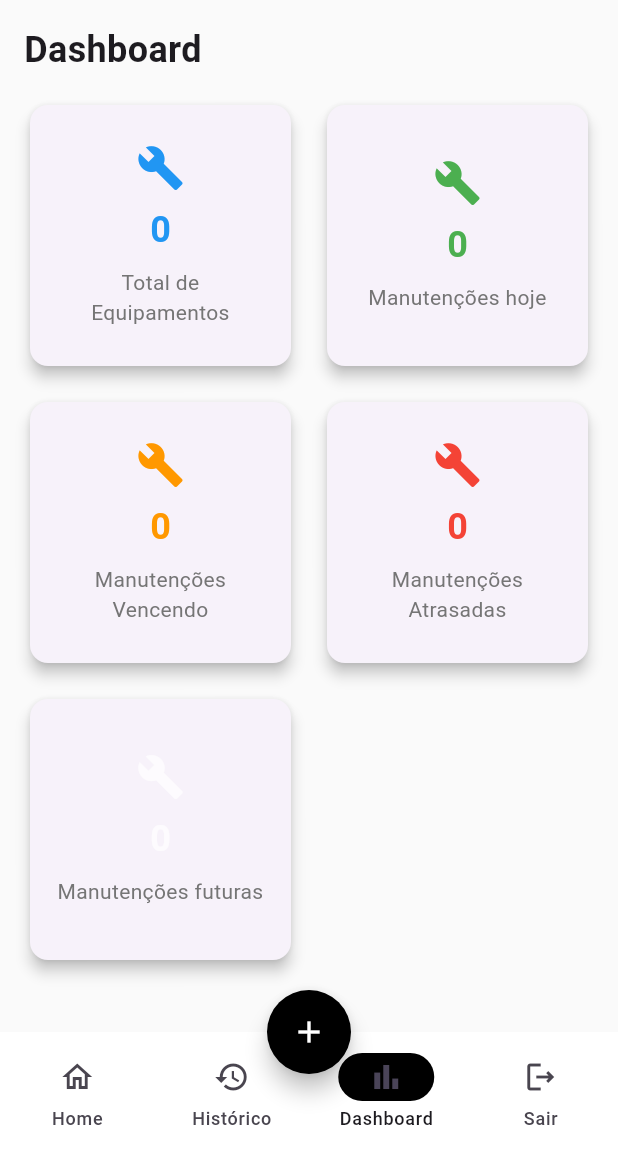
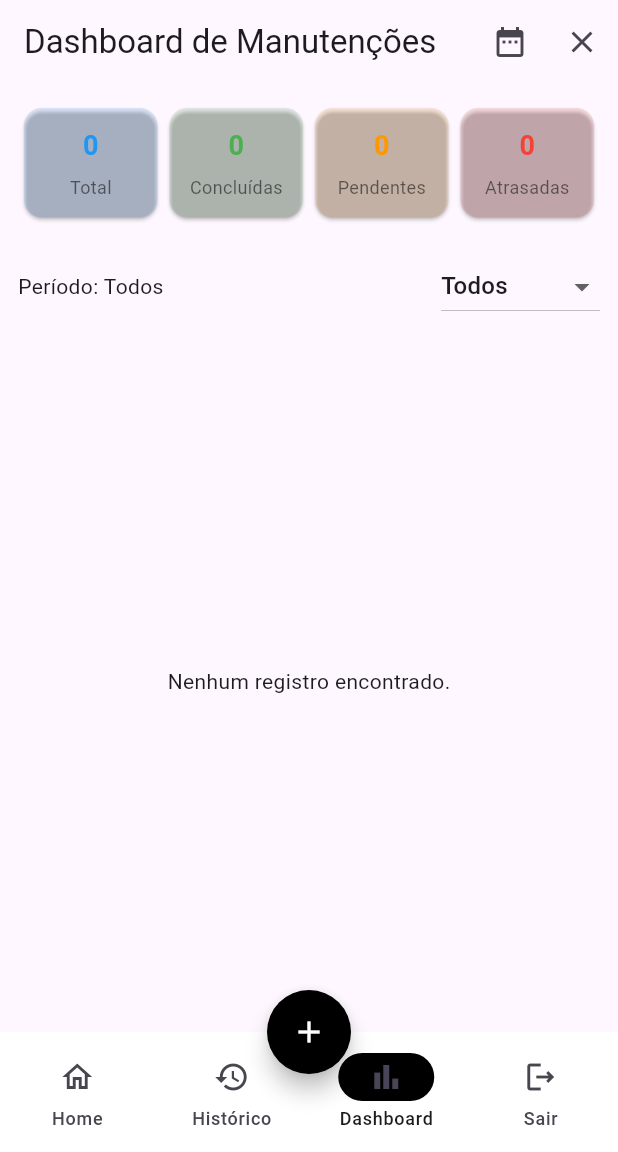
Before and after one commit to RamerKlipel/preventive-maintenance-app, a Flutter app: the screen it shows once a user with an empty profile is signed in, item 3 of the bottom bar chosen, on a phone screen of 412 x 824 dp, the part 84-1236 px from its top. Run offline on Flutter 3.47's test engine with Material 3 defaults, Android fonts, the phone set to English and light mode, and no system bars; our stand-ins replace cloud_firestore, firebase_auth, firebase_core; accounts and stored records are empty.

```diff
--- a/lib/ui/screens/dashboard_sreen.dart
+++ /dev/null
@@ -1,169 +0,0 @@
-import 'package:flutter/material.dart';
-import 'package:cloud_firestore/cloud_firestore.dart';
-
-class DashboardSreen extends StatelessWidget {
-  const DashboardSreen ({super.key});
-
-  Future<Map<String, int>> _getEquipmentStatistics() async {
-    final equipments = await FirebaseFirestore.instance.collection('equipment').get();
-    int total = 0;
-    int dueSoon = 0;
-    int dueToday = 0;
-    int overDue = 0;
-    int dueNextSoon = 0;
-
-    for (var doc in equipments.docs) {
-      total++;
-
-      final date = doc['DATEEQUIPMENT'] as String?;
-      if (date != null && date.isNotEmpty) {
-        final partes = date.split('/');
-        final maintenaceDate = DateTime(
-          int.parse(partes[2]),
-          int.parse(partes[1]),
-          int.parse(partes[0]),
-        );
-
-        final difference = maintenaceDate.difference(DateTime.now()).inDays;
-
-        if (difference < 0) {
-          overDue++;
-        } else if (difference == 0) {
-          dueToday++;
-        } else if (difference < 3) {
-          dueSoon++;
-        } else {
-          dueNextSoon++;
-        }
-      }
-    }
-    return {
-      'total': total,
-      'dueSoon': dueSoon,
-      'dueToday': dueToday,
-      'overDue': overDue,
-      'dueNextSoon': dueNextSoon
-    };
-  }
-
-  @override
-  Widget build(BuildContext context) {
-    return FutureBuilder<Map<String, int>>(
-      future: _getEquipmentStatistics(),
-      builder: (context, snapshot) {
-        if (snapshot.connectionState == ConnectionState.waiting) {
-          return const Center(child: CircularProgressIndicator());
-        }
-
-        if (snapshot.hasError) {
-          return Center(child: Text('Erro: ${snapshot.error}'));
-        }
-
-        final stats = snapshot.data ?? {
-          'total': 0,
-          'dueSoon': 0,
-          'dueToday': 0,
-          'overDue': 0,
-          'dueNextSoon': 0,
-        };
-
-        return Padding(
-          padding: const EdgeInsets.all(16.0),
-          child: Column(
-            crossAxisAlignment: CrossAxisAlignment.start,
-            children: [
-              const Text(
-                "Dashboard",
-                style: TextStyle(
-                  fontSize: 24,
-                  fontWeight: FontWeight.bold,
-                ),
-              ),
-              const SizedBox(height: 16),
-              Expanded(child:
-
-                GridView.count(
-                  crossAxisCount: 2,
-                  mainAxisSpacing: 16,
-                  crossAxisSpacing: 16,
-                  children: [
-                    _buildCard(
-                      'Total de Equipamentos',
-                      stats['total'].toString(),
-                      Colors.blue,
-                      Icons.build,
-                    ),
-                    _buildCard(
-                      'Manutenções hoje',
-                      stats['dueToday'].toString(),
-                      Colors.green,
-                      Icons.build,
-                    ),
-                    _buildCard(
-                      'Manutenções Vencendo',
-                      stats['dueSoon'].toString(),
-                      Colors.orange,
-                      Icons.build,
-                    ),
-                    _buildCard(
-                      'Manutenções Atrasadas',
-                      stats['overDue'].toString(),
-                      Colors.red,
-                      Icons.build,
-                    ),
-                    _buildCard(
-                      'Manutenções futuras',
-                      stats['dueNextSoon'].toString(),
-                      Colors.white70,
-                      Icons.build,
-                    ),
-                  ],
-                )
-              )
-            ],
-          ),
-        );
-      }
-    );
-  }
-
-  Widget _buildCard(String title, String value, Color color, IconData icon) {
-    return Card(
-      elevation: 4,
-      shape: RoundedRectangleBorder(
-        borderRadius: BorderRadiusDirectional.circular(12),
-      ),
-      child: Padding(
-        padding: const EdgeInsets.all(16.0),
-        child: Column(
-          mainAxisAlignment: MainAxisAlignment.center,
-          children: [
-            Icon(
-              icon,
-              size: 32,
-              color: color,
-            ),
-            const SizedBox(height: 8),
-            Text(
-              value,
-              style: TextStyle(
-                fontSize: 24,
-                fontWeight: FontWeight.bold,
-                color: color,
-              ),
-            ),
-            const SizedBox(height: 8),
-            Text(
-              title,
-              textAlign: TextAlign.center,
-              style: TextStyle(
-                fontSize: 14,
-                color: Colors.grey[600],
-              ),
-            ),
-          ],
-        )
-      ),
-    );
-  }
-}
--- a/lib/ui/screens/historic_screen.dart
+++ b/lib/ui/screens/historic_screen.dart
@@ -25,8 +25,8 @@ class _HistoricScreenState extends State<HistoricScreen> {
       body: StreamBuilder<QuerySnapshot>(
         stream: _firestore
             .collection('equipment')
-            .where('DAALT', isNull: true)
-            .orderBy('DATEEQUIPMENT', descending: true)
+            .where('DAALT', isNull: false)
+            // .orderBy('DATEEQUIPMENT', descending: false)
             .snapshots(),
         builder: (context, snapshot) {
           if (snapshot.hasError) {
--- a/lib/ui/screens/home_screen.dart
+++ b/lib/ui/screens/home_screen.dart
@@ -2,8 +2,8 @@ import 'package:flutter/material.dart';
 import '../widgets/bottom_sheet_option_Modal.dart';
 import '../screens/equipment_list_screen.dart';
 import '../../core/services/auth_service.dart';
-import './dashboard_sreen.dart';
 import './historic_screen.dart';
+import './dasboard_screen2.dart';
 
 class HomeScreen extends StatefulWidget {
   const HomeScreen({super.key});
@@ -18,7 +18,7 @@ class _HomeScreenState extends State<HomeScreen> {
   final List<Widget> _pages = [
     const EquipmentListScreen(),
     const HistoricScreen(),
-    const DashboardSreen(),
+    const DashboardScreen(),
   ];
   final _auth = AuthService();
 
```
Also changed, not shown: lib/ui/screens/dasboard_screen2.dart (+86 -32 lines), lib/ui/screens/equipment_list_screen.dart (+16 -1 lines).
